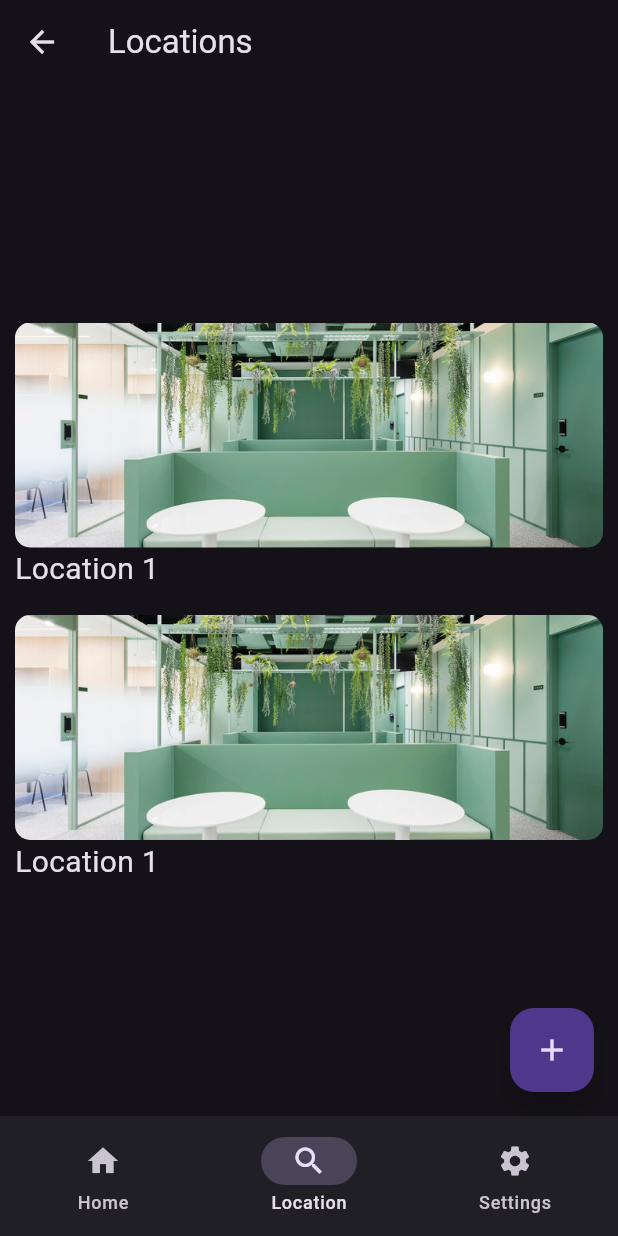
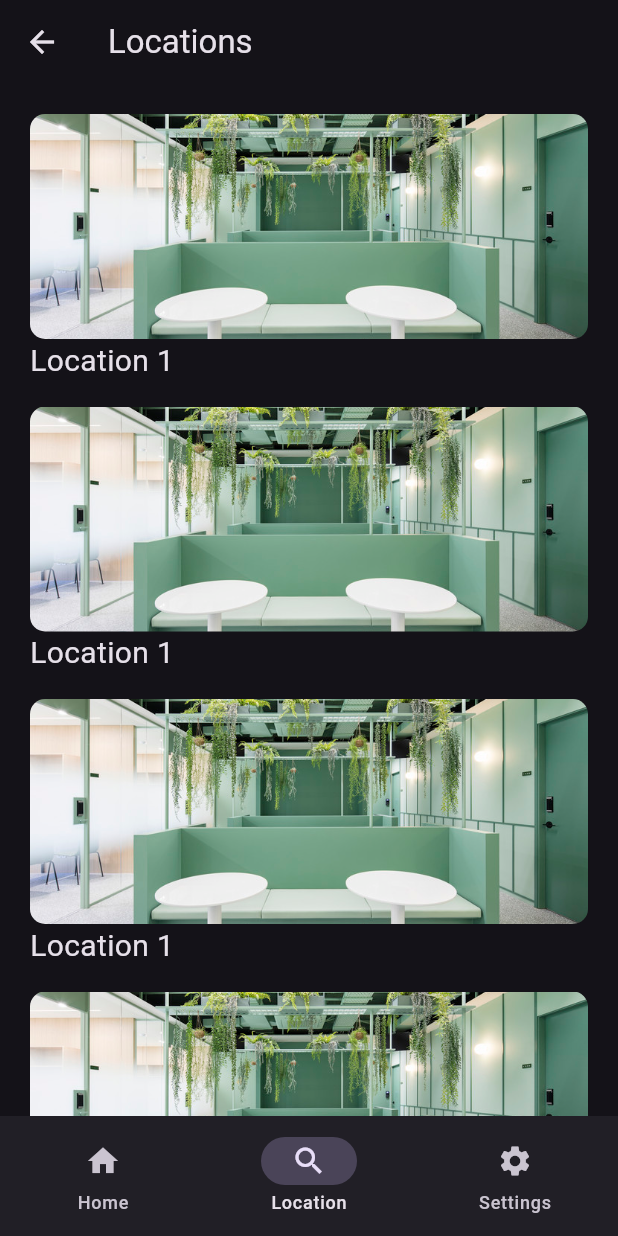
Before and after one commit to seanr89/MyDeskUI, a Flutter app: the screen it shows after launch, item 2 of the bottom bar chosen, on a phone screen of 412 x 824 dp. Run offline on Flutter 3.47's test engine with Material 3 defaults, Android fonts, the phone set to English and light mode, and no system bars; our stand-ins replace go_router; missing offline and left inert: dart:js.

Commit message:
Refactor Locations page layout; replace Column with SingleChildScrollView and enhance ListView padding

```diff
--- a/src/bookingclient/lib/main.dart
+++ b/src/bookingclient/lib/main.dart
@@ -1,8 +1,5 @@
-import 'package:bookingclient/pages/home.page.dart';
-import 'package:bookingclient/services/api.service.dart';
 import 'package:bookingclient/utils/app_router.dart';
 import 'package:flutter/material.dart';
-import 'package:go_router/go_router.dart';
 
 void main() {
   runApp(const MyApp());
--- a/src/bookingclient/lib/pages/locations.page.dart
+++ b/src/bookingclient/lib/pages/locations.page.dart
@@ -40,39 +40,49 @@ class _LocationsPageState extends State<LocationsPage> {
           ),
         ),
         body: Center(
+          child: SingleChildScrollView(
             child: Column(
               mainAxisAlignment: MainAxisAlignment.center,
               children: <Widget>[
                 ListView(
                   shrinkWrap: true,
+                  padding: const EdgeInsets.all(10),
                   children: const <Widget>[
                     LocationDetail(),
-                Center(child: LocationDetail()),
-                // Center(child: LocationDetail()),
-                // Center(child: LocationDetail()),
-                // ListTile(
-                //   title: Text('Location 1'),
-                // ),
-                // ListTile(
-                //   title: Text('Location 2'),
-                // ),
+                    LocationDetail(),
+                    LocationDetail(),
+                    LocationDetail(),
                   ],
                 ),
               ],
             ),
           ),
-      floatingActionButton: FloatingActionButton(
-        onPressed: () {
-          ScaffoldMessenger.of(context).showSnackBar(
-            const SnackBar(
-              content: Text('Back button clicked??'),
-            ),
-          );
-          //Navigator.pop(context);
-        },
-        tooltip: 'Create',
-        child: const Icon(Icons.add),
-      ),
+        )
+        //   child: Column(
+        //     mainAxisAlignment: MainAxisAlignment.center,
+        //     children: <Widget>[
+        //       ListView(
+        //         shrinkWrap: true,
+        //         children: const <Widget>[
+        //           LocationDetail(),
+        //           Center(child: LocationDetail()),
+        //         ],
+        //       ),
+        //     ],
+        //   ),
+        // ),
+        // floatingActionButton: FloatingActionButton(
+        //   onPressed: () {
+        //     ScaffoldMessenger.of(context).showSnackBar(
+        //       const SnackBar(
+        //         content: Text('Back button clicked??'),
+        //       ),
+        //     );
+        //     //Navigator.pop(context);
+        //   },
+        //   tooltip: 'Create',
+        //   child: const Icon(Icons.add),
+        // ),
         );
   }
 }
```
Lines whose indentation alone changed are shown as unchanged.
